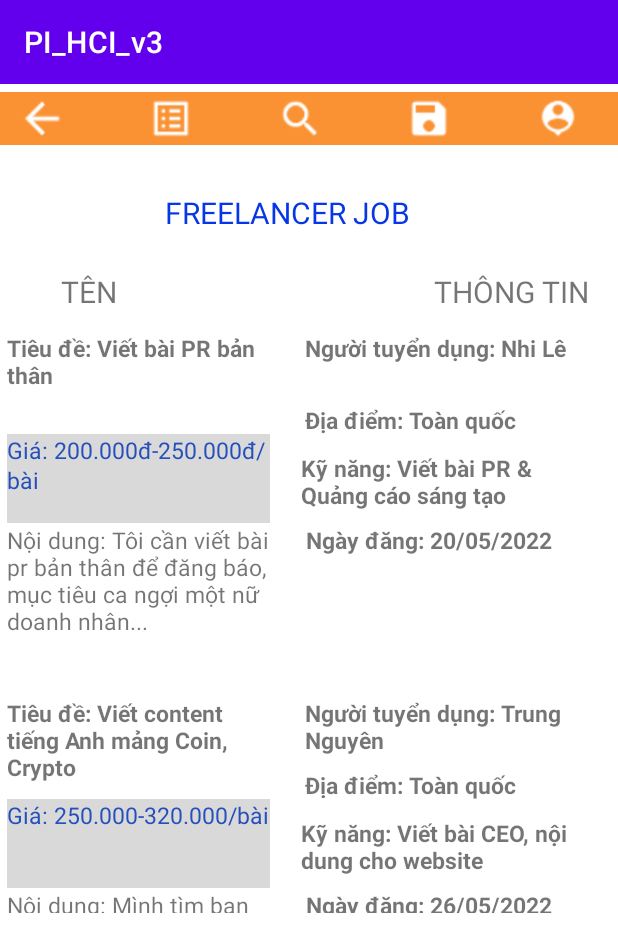
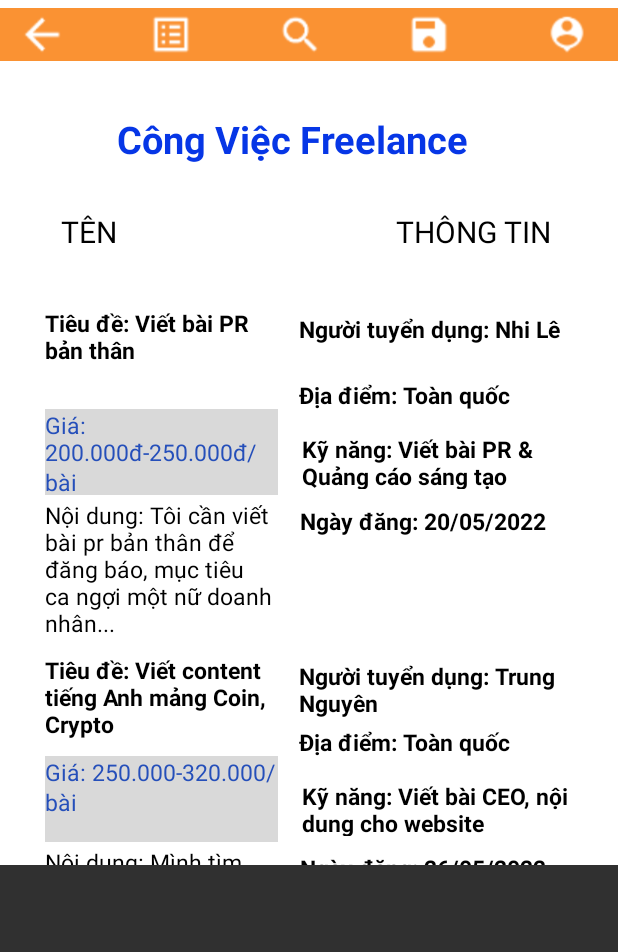
Before and after one commit to tuandm00/PJ_HCI_V3, an Android app: the FreelancerMainActivity screen opened directly, with no data from a screen before it, on a phone screen of 412 x 824 dp. Shown: the top 952 px of the screen. Run offline under Robolectric (Android 15) with nearby library versions, the phone set to English and light mode, and no system bars.

Commit message:
Translate Vietnamese and Fixed Layout Somewhat

```diff
--- a/app/src/main/res/layout/activity_freelancer_main.xml
+++ b/app/src/main/res/layout/activity_freelancer_main.xml
@@ -4,17 +4,19 @@
     xmlns:tools="http://schemas.android.com/tools"
     android:layout_width="match_parent"
     android:layout_height="wrap_content"
+    android:background="@color/white"
     tools:context=".MainActivity">
 
 
     <TextView
         android:id="@+id/textView2"
-        android:layout_width="188dp"
-        android:layout_height="25dp"
+        android:layout_width="242dp"
+        android:layout_height="39dp"
         android:gravity="center"
-        android:text="FREELANCER JOB"
+        android:text="Công Việc Freelance"
         android:textColor="#0636E6"
-        android:textSize="20sp"
+        android:textSize="25sp"
+        android:textStyle="bold"
         app:layout_constraintBottom_toBottomOf="parent"
         app:layout_constraintEnd_toEndOf="parent"
         app:layout_constraintHorizontal_bias="0.434"
@@ -24,11 +26,10 @@
 
     <androidx.recyclerview.widget.RecyclerView
         android:id="@+id/rvFreelancer"
-        android:layout_width="402dp"
-        android:layout_height="391dp"
-        android:layout_marginTop="64dp"
+        android:layout_width="383dp"
+        android:layout_height="376dp"
+        android:layout_marginTop="88dp"
         app:layout_constraintEnd_toEndOf="parent"
-        app:layout_constraintHorizontal_bias="0.444"
         app:layout_constraintStart_toStartOf="parent"
         app:layout_constraintTop_toBottomOf="@+id/textView2" />
 
@@ -38,6 +39,7 @@
         android:layout_height="36dp"
         android:gravity="center"
         android:text="TÊN"
+        android:textColor="@color/black"
         android:textSize="20sp"
         app:layout_constraintBottom_toBottomOf="parent"
         app:layout_constraintEnd_toEndOf="parent"
@@ -53,44 +55,49 @@
         android:background="#CCF97700"
         android:orientation="horizontal"
         app:layout_constraintBottom_toBottomOf="parent"
+        app:layout_constraintEnd_toEndOf="parent"
+        app:layout_constraintStart_toStartOf="parent"
         app:layout_constraintTop_toTopOf="parent"
         app:layout_constraintVertical_bias="0.01"
-        tools:ignore="MissingConstraints"
-        tools:layout_editor_absoluteX="5dp">
+        tools:ignore="MissingConstraints">
 
         <ImageView
             android:id="@+id/imageViewBack"
-            android:layout_marginLeft="10dp"
             android:layout_width="wrap_content"
             android:layout_height="wrap_content"
+            android:layout_marginLeft="10dp"
             app:srcCompat="@drawable/imgback"
             tools:ignore="MissingConstraints" />
+
         <ImageView
             android:id="@+id/imageViewList"
-            android:layout_marginLeft="50dp"
             android:layout_width="wrap_content"
             android:layout_height="wrap_content"
+            android:layout_marginLeft="50dp"
             app:srcCompat="@drawable/imglist"
             tools:ignore="MissingConstraints" />
+
         <ImageView
             android:id="@+id/imageViewSearch"
-            android:layout_marginLeft="50dp"
             android:layout_width="wrap_content"
             android:layout_height="wrap_content"
+            android:layout_marginLeft="50dp"
             app:srcCompat="@drawable/imgsearch"
             tools:ignore="MissingConstraints" />
+
         <ImageView
             android:id="@+id/imageViewSave"
-            android:layout_marginLeft="50dp"
             android:layout_width="wrap_content"
             android:layout_height="wrap_content"
+            android:layout_marginLeft="50dp"
             app:srcCompat="@drawable/imgsave"
             tools:ignore="MissingConstraints" />
+
         <ImageView
             android:id="@+id/imageViewProfile"
+            android:layout_width="48dp"
+            android:layout_height="wrap_content"
             android:layout_marginLeft="50dp"
-            android:layout_width="wrap_content"
-            android:layout_height="wrap_content"
             app:srcCompat="@drawable/imgperson"
             tools:ignore="MissingConstraints" />
     </LinearLayout>
@@ -101,10 +108,11 @@
         android:layout_height="36dp"
         android:gravity="center"
         android:text="THÔNG TIN"
+        android:textColor="@color/black"
         android:textSize="20sp"
         app:layout_constraintBottom_toBottomOf="parent"
         app:layout_constraintEnd_toEndOf="parent"
-        app:layout_constraintHorizontal_bias="0.946"
+        app:layout_constraintHorizontal_bias="0.863"
         app:layout_constraintStart_toStartOf="parent"
         app:layout_constraintTop_toBottomOf="@+id/textView2"
         app:layout_constraintVertical_bias="0.056" />
--- a/app/src/main/res/layout/activity_freelancer_p7.xml
+++ b/app/src/main/res/layout/activity_freelancer_p7.xml
@@ -60,7 +60,7 @@
         android:layout_height="30dp"
         android:layout_marginTop="16dp"
         android:gravity="center"
-        android:text="Hồ sơ"
+        android:text="Hồ Sơ"
         android:textColor="#394EBC"
         android:textSize="25sp"
         android:textStyle="bold"
--- a/app/src/main/res/layout/info_freelancer.xml
+++ b/app/src/main/res/layout/info_freelancer.xml
@@ -1,6 +1,7 @@
 <?xml version="1.0" encoding="utf-8"?>
 <androidx.constraintlayout.widget.ConstraintLayout xmlns:android="http://schemas.android.com/apk/res/android"
     xmlns:app="http://schemas.android.com/apk/res-auto"
+    xmlns:tools="http://schemas.android.com/tools"
     android:id="@+id/layout_item"
     android:layout_width="match_parent"
     android:layout_height="wrap_content">
@@ -8,21 +9,24 @@
 
     <TextView
         android:id="@+id/textViewTieude"
-        android:layout_width="176dp"
-        android:layout_height="70dp"
+        android:layout_width="0dp"
+        android:layout_height="62dp"
+        android:layout_marginStart="15dp"
         android:layout_marginTop="4dp"
+        android:layout_marginEnd="15dp"
         android:text="Tieu de"
+        android:textColor="@color/black"
+        android:textSize="15sp"
         android:textStyle="bold"
-        android:textSize="15sp"
-        app:layout_constraintEnd_toEndOf="parent"
+        app:layout_constraintEnd_toStartOf="@+id/textViewNguoituyendung"
         app:layout_constraintHorizontal_bias="0.0"
         app:layout_constraintStart_toStartOf="parent"
         app:layout_constraintTop_toTopOf="parent" />
 
     <TextView
         android:id="@+id/textViewGia"
-        android:layout_width="175dp"
-        android:layout_height="59dp"
+        android:layout_width="155dp"
+        android:layout_height="57dp"
         android:layout_marginTop="72dp"
         android:background="#D9D9D9"
         android:text="Gia tien"
@@ -30,29 +34,32 @@
         android:textSize="15sp"
         app:layout_constraintEnd_toEndOf="parent"
         app:layout_constraintHorizontal_bias="0.0"
-        app:layout_constraintStart_toStartOf="parent"
+        app:layout_constraintStart_toStartOf="@+id/textViewTieude"
         app:layout_constraintTop_toTopOf="parent" />
 
     <TextView
         android:id="@+id/textViewNoidung"
-        android:layout_width="178dp"
-        android:layout_height="111dp"
+        android:layout_width="159dp"
+        android:layout_height="99dp"
         android:layout_marginTop="132dp"
         android:text="Noi dung"
+        android:textColor="@color/black"
         android:textSize="15sp"
-        app:layout_constraintEnd_toEndOf="parent"
+        app:layout_constraintEnd_toEndOf="@+id/textViewGia"
         app:layout_constraintHorizontal_bias="0.0"
-        app:layout_constraintStart_toStartOf="parent"
+        app:layout_constraintStart_toStartOf="@+id/textViewGia"
         app:layout_constraintTop_toTopOf="parent" />
 
     <TextView
         android:id="@+id/textViewNguoituyendung"
-        android:layout_width="203dp"
-        android:layout_height="43dp"
-        android:layout_marginTop="4dp"
+        android:layout_width="193dp"
+        android:layout_height="45dp"
+        android:layout_marginTop="8dp"
+        android:layout_marginEnd="5dp"
         android:text="Nguoi tuyen dung"
+        android:textColor="@color/black"
+        android:textSize="15sp"
         android:textStyle="bold"
-        android:textSize="15sp"
         app:layout_constraintEnd_toEndOf="parent"
         app:layout_constraintHorizontal_bias="1.0"
         app:layout_constraintStart_toStartOf="parent"
@@ -60,40 +67,44 @@
 
     <TextView
         android:id="@+id/textViewDiadiem"
-        android:layout_width="200dp"
-        android:layout_height="34dp"
+        android:layout_width="194dp"
+        android:layout_height="30dp"
         android:layout_marginTop="52dp"
         android:text="Dia diem"
+        android:textColor="@color/black"
+        android:textSize="15sp"
         android:textStyle="bold"
-        android:textSize="15sp"
-        app:layout_constraintEnd_toEndOf="parent"
+        app:layout_constraintEnd_toEndOf="@+id/textViewNguoituyendung"
         app:layout_constraintHorizontal_bias="0.985"
-        app:layout_constraintStart_toStartOf="parent"
+        app:layout_constraintStart_toStartOf="@+id/textViewNguoituyendung"
         app:layout_constraintTop_toTopOf="parent" />
 
     <TextView
         android:id="@+id/textViewKynang"
-        android:layout_width="198dp"
-        android:layout_height="42dp"
-        android:layout_marginStart="196dp"
-        android:layout_marginTop="84dp"
+        android:layout_width="192dp"
+        android:layout_height="37dp"
+        android:layout_marginTop="88dp"
         android:text="Ky nang"
+        android:textColor="@color/black"
         android:textSize="15sp"
         android:textStyle="bold"
-        app:layout_constraintStart_toStartOf="parent"
+        app:layout_constraintEnd_toEndOf="@+id/textViewDiadiem"
+        app:layout_constraintHorizontal_bias="1.0"
+        app:layout_constraintStart_toStartOf="@+id/textViewDiadiem"
         app:layout_constraintTop_toTopOf="parent" />
 
     <TextView
         android:id="@+id/textViewNgaydang"
-        android:layout_width="198dp"
-        android:layout_height="34dp"
-        android:layout_marginTop="132dp"
+        android:layout_width="193dp"
+        android:layout_height="29dp"
+        android:layout_marginTop="136dp"
         android:text="Ngay dang"
+        android:textColor="@color/black"
+        android:textSize="15sp"
         android:textStyle="bold"
-        android:textSize="15sp"
-        app:layout_constraintEnd_toEndOf="parent"
-        app:layout_constraintHorizontal_bias="0.976"
-        app:layout_constraintStart_toStartOf="parent"
+        app:layout_constraintEnd_toEndOf="@+id/textViewKynang"
+        app:layout_constraintHorizontal_bias="1.0"
+        app:layout_constraintStart_toStartOf="@+id/textViewKynang"
         app:layout_constraintTop_toTopOf="parent" />
 
 
```
Also changed, not shown: app/src/main/AndroidManifest.xml (+6 -2 lines), app/src/main/res/layout/activity_freelancer_p3.xml (+21 -7 lines), app/src/main/res/layout/activity_freelancer_p4.xml (+22 -12 lines), app/src/main/res/layout/activity_freelancer_p5.xml (+7 -6 lines), app/src/main/res/layout/activity_freelancer_p6.xml (+7 -6 lines), app/src/main/res/layout/activity_login_page.xml (+11 -11 lines), app/src/main/res/layout/activity_search.xml (+11 -12 lines).
